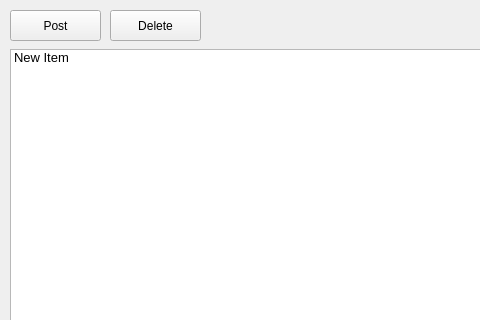
Qt form 112-1/WEB PROGRAMMING/Lab/Lab 4 – RPC Exercise/d1166506/UI/Forum.ui (jack41402/FCU) before a commit; both pictures show x 0 to 480 and y 0 to 320 of the 1000 by 750 pixel window.
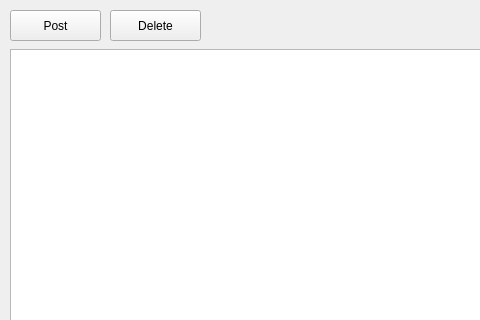
The same form after that commit.

What changed in the file:
```diff
--- a/112-1/WEB PROGRAMMING/Lab/Lab 4 – RPC Exercise/d1166506/UI/Forum.ui
+++ b/112-1/WEB PROGRAMMING/Lab/Lab 4 – RPC Exercise/d1166506/UI/Forum.ui
@@ -79,19 +79,6 @@
       <verstretch>0</verstretch>
      </sizepolicy>
     </property>
-    <item>
-     <property name="text">
-      <string>New Item</string>
-     </property>
-     <property name="font">
-      <font>
-       <family>Arial</family>
-       <pointsize>10</pointsize>
-       <weight>50</weight>
-       <bold>false</bold>
-      </font>
-     </property>
-    </item>
    </widget>
    <widget class="QWidget" name="layoutWidget">
     <layout class="QVBoxLayout" name="verticalLayout" stretch="0,0">
```
Left out of the diff: 16 changed lines with no effect on the pictures.
